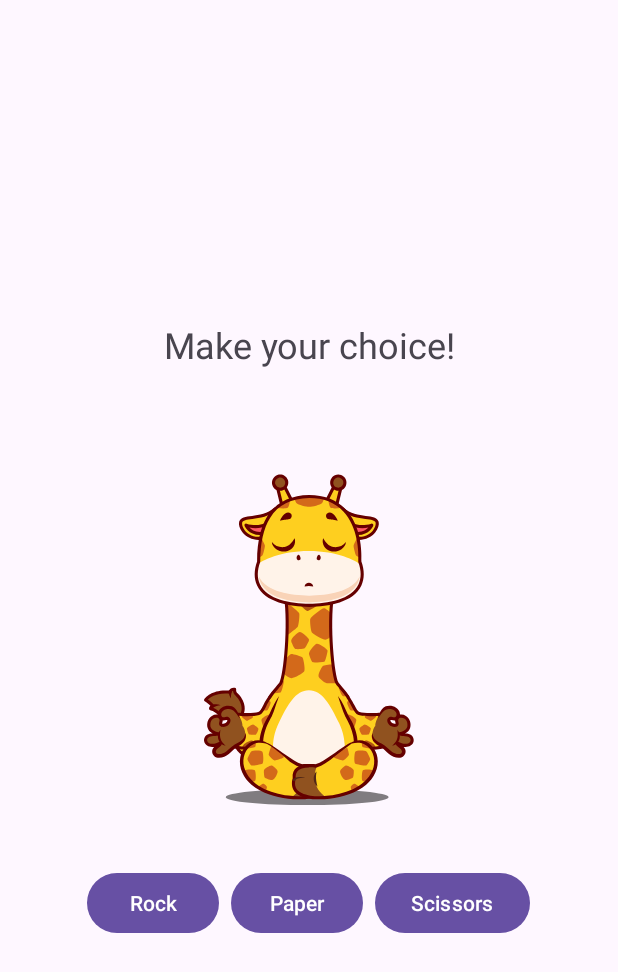
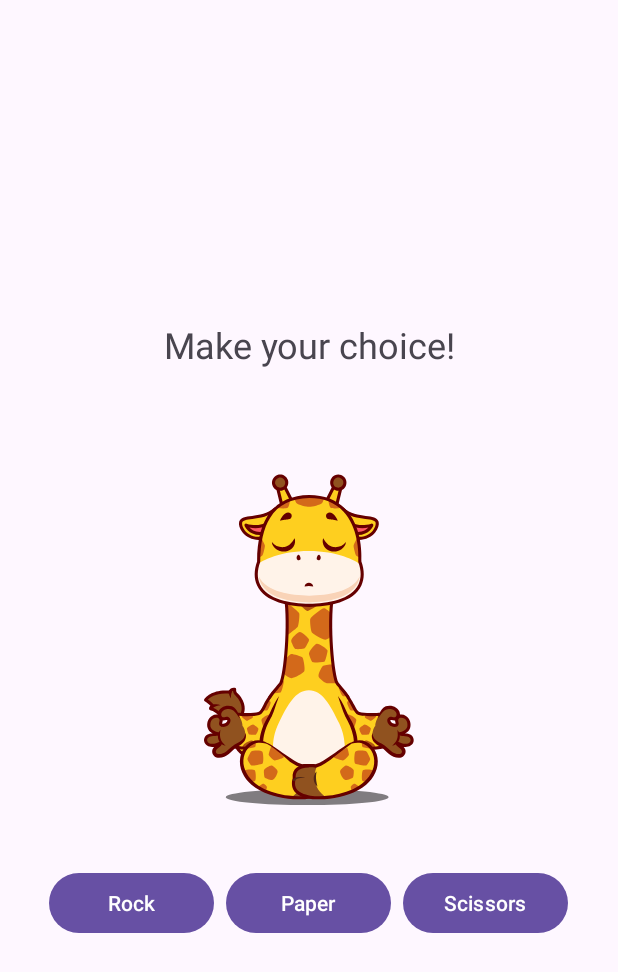
Before and after one commit to k-aghakhani/RockPaperScissors, an Android app: the screen it shows after launch (MainActivity), on a phone screen of 412 x 824 dp. Shown: the top 972 px of the screen. Run offline under Robolectric (Android 15) with nearby library versions, the light colour scheme and no system bars.

Commit message:
A few visual changes

```diff
--- a/app/src/main/res/layout/activity_main.xml
+++ b/app/src/main/res/layout/activity_main.xml
@@ -54,20 +54,20 @@
 
         <Button
             android:id="@+id/rockButton"
-            android:layout_width="wrap_content"
+            android:layout_width="110dp"
             android:layout_height="wrap_content"
             android:text="Rock"/>
 
         <Button
             android:id="@+id/paperButton"
-            android:layout_width="wrap_content"
+            android:layout_width="110dp"
             android:layout_height="wrap_content"
             android:text="Paper"
             android:layout_marginStart="8dp"/>
 
         <Button
             android:id="@+id/scissorsButton"
-            android:layout_width="wrap_content"
+            android:layout_width="110dp"
             android:layout_height="wrap_content"
             android:text="Scissors"
             android:layout_marginStart="8dp"/>
```
